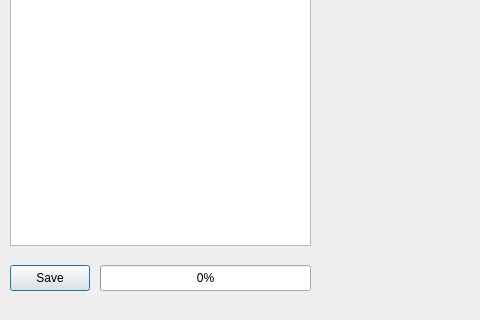
Qt form filebrowse.ui (g4ixt/QtTinySA) before a commit; both pictures show x 0 to 480 and y 85 to 405 of the 818 by 405 pixel window.
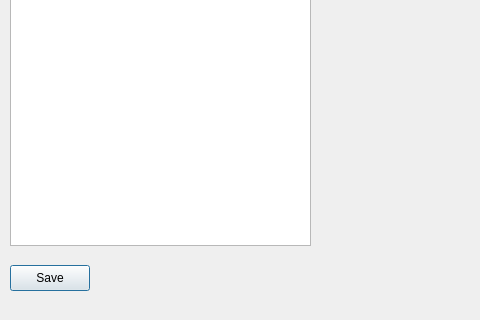
The same form after that commit.

Patch:
```diff
--- a/filebrowse.ui
+++ b/filebrowse.ui
@@ -52,19 +52,6 @@
     <bool>false</bool>
    </property>
   </widget>
-  <widget class="QProgressBar" name="downloadBar">
-   <property name="geometry">
-    <rect>
-     <x>100</x>
-     <y>350</y>
-     <width>211</width>
-     <height>26</height>
-    </rect>
-   </property>
-   <property name="value">
-    <number>0</number>
-   </property>
-  </widget>
   <widget class="QLabel" name="downloadInfo">
    <property name="geometry">
     <rect>
```
